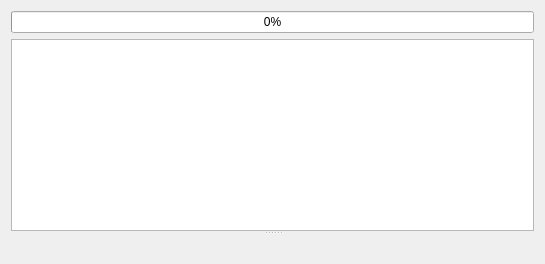
Before: the Qt Designer form apps/ide/nes/designers/graphicsbankeditorform.ui in christopherpow/nesicide, drawn with Qt 5.
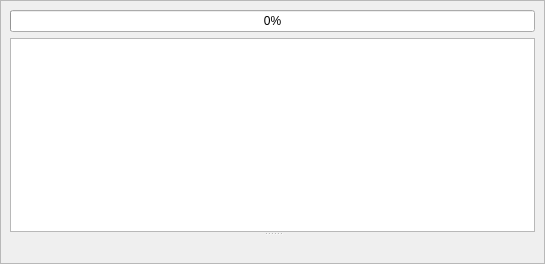
After: the same form once the commit is applied.

Commit message: Migrating to QMainWindow for designers.

```diff
--- a/apps/ide/nes/designers/graphicsbankeditorform.ui
+++ b/apps/ide/nes/designers/graphicsbankeditorform.ui
@@ -17,12 +17,27 @@
    <string>Form</string>
   </property>
   <layout class="QGridLayout" name="gridLayout">
+   <property name="margin">
+    <number>0</number>
+   </property>
+   <property name="spacing">
+    <number>0</number>
+   </property>
+   <item row="0" column="0">
+    <widget class="QFrame" name="window">
+     <property name="frameShape">
+      <enum>QFrame::StyledPanel</enum>
+     </property>
+     <property name="frameShadow">
+      <enum>QFrame::Raised</enum>
+     </property>
+     <layout class="QGridLayout" name="gridLayout_2">
    <item row="0" column="0">
     <widget class="QSplitter" name="splitter">
      <property name="orientation">
       <enum>Qt::Vertical</enum>
      </property>
-     <widget class="QWidget" name="">
+        <widget class="QWidget" name="layoutWidget">
       <layout class="QVBoxLayout" name="verticalLayout">
        <property name="rightMargin">
         <number>0</number>
@@ -100,6 +115,9 @@
       </property>
       <layout class="QGridLayout" name="gridLayout_3"/>
      </widget>
+       </widget>
+      </item>
+     </layout>
     </widget>
    </item>
   </layout>
```
Lines whose indentation alone changed are shown as unchanged. The commit also changes 16 other files.
